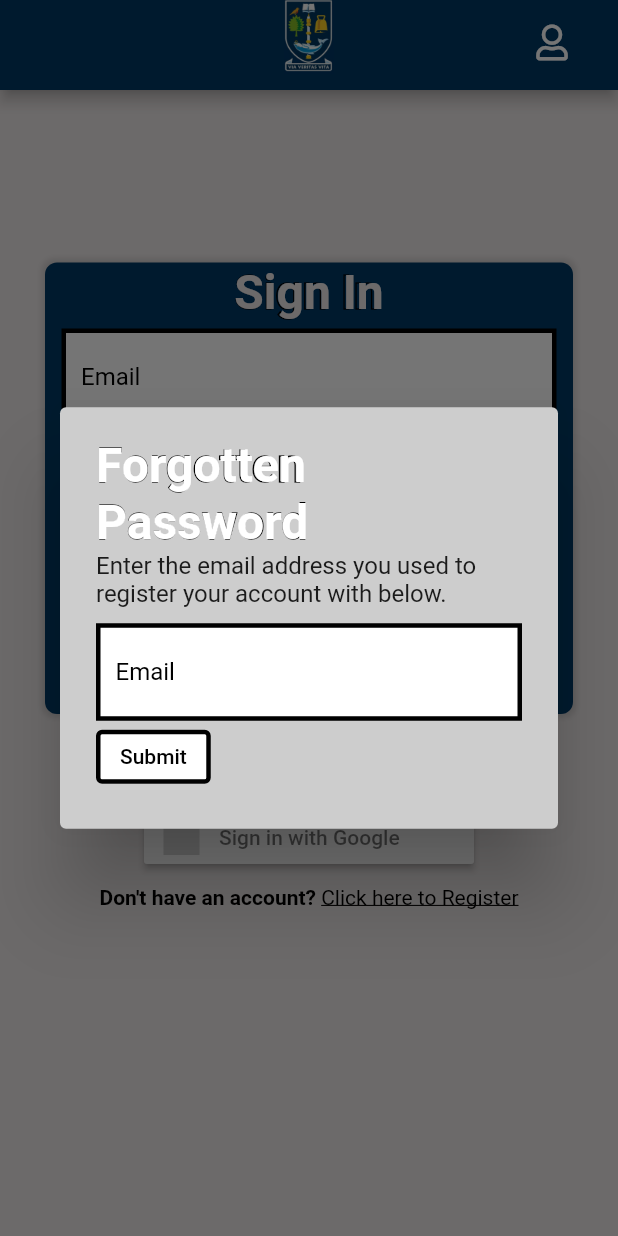
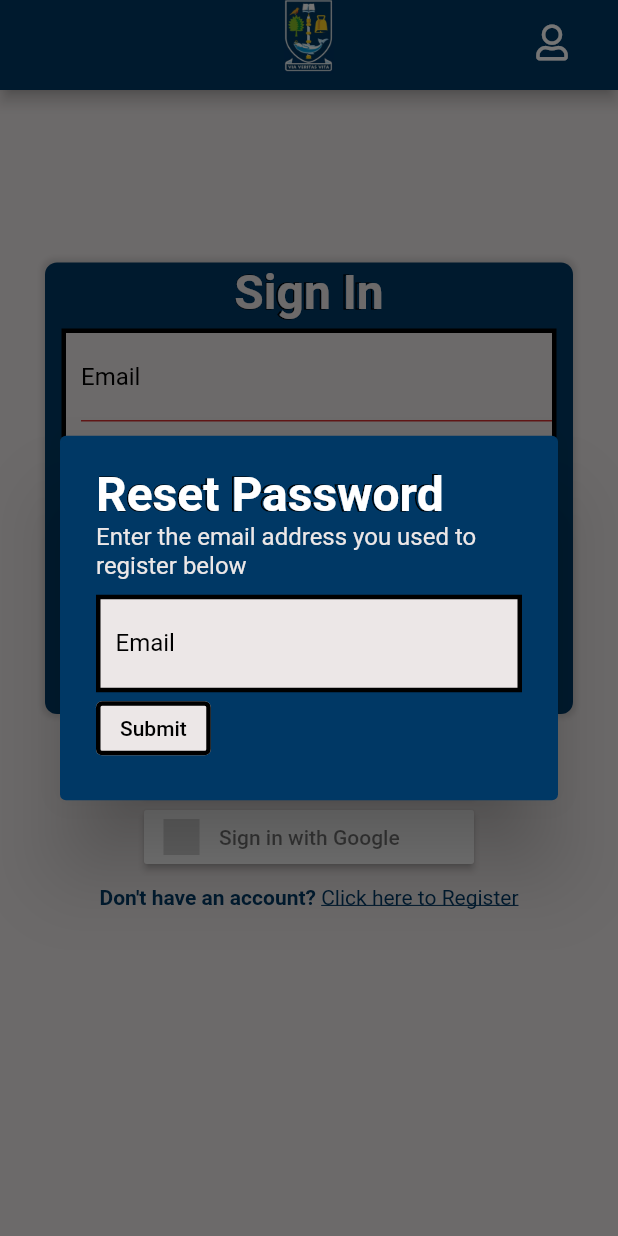
Before and after one commit to deccygpm/UofG-Prepare, a Flutter app: the screen it shows after launch, after a tap on "Sign In", after a tap on "Forgot Password", on a phone screen of 412 x 824 dp. Run offline on Flutter 3.47's test engine with Material 2 defaults, Android fonts, the phone set to English and light mode, and no system bars; our stand-ins replace email_validator, firebase_auth, firebase_core, flutter_signin_button, font_awesome_flutter, google_fonts and 2 more; accounts and stored records are empty; Roboto replaces fonts that are missing (Literata).

Commit message:
[#13] Rebuilt forgotten password UI

```diff
--- a/lib/login/forgot_password.dart
+++ b/lib/login/forgot_password.dart
@@ -3,6 +3,7 @@ import 'package:l2_transition/main.dart';
 import 'package:l2_transition/services/auth.dart';
 import 'package:l2_transition/services/validation.dart';
 import 'package:l2_transition/shared/shared.dart';
+import 'package:l2_transition/theme.dart';
 
 class ForgottenPasswordModal extends StatefulWidget {
   const ForgottenPasswordModal({super.key});
@@ -30,17 +31,19 @@ class _ForgottenPasswordModalState extends State<ForgottenPasswordModal> {
           mainAxisSize: MainAxisSize.min,
           children: [
             const Headline(
-              data: "Forgotten Password",
+              data: "Reset Password",
               color: Colors.white,
             ),
-            const Text(
-                "Enter the email address you used to register your account with below."),
+            Text(
+              "Enter the email address you used to register below",
+              style: TextStyle(color: themeGrey),
+            ),
             Flexible(
               child: Padding(
                 padding: const EdgeInsets.only(top: 10),
                 child: Container(
                   decoration: BoxDecoration(
-                      color: Colors.white,
+                      color: themeGrey,
                       border: Border.all(
                         color: Colors.black,
                         width: 3.0,
@@ -78,7 +81,7 @@ class _ForgottenPasswordModalState extends State<ForgottenPasswordModal> {
                 navigatorKey.currentState!.popUntil((route) => route.isFirst);
               },
               style: OutlinedButton.styleFrom(
-                backgroundColor: Colors.white,
+                backgroundColor: themeGrey,
                 side: const BorderSide(color: Colors.black, width: 3),
               ),
               child: const Text(
--- a/lib/login/login.dart
+++ b/lib/login/login.dart
@@ -68,7 +68,7 @@ class _LoginScreenState extends State<LoginScreen> {
                       ),
                       Container(
                         decoration: BoxDecoration(
-                            color: Colors.white,
+                            color: themeGrey,
                             border: Border.all(
                               color: Colors.black,
                               width: 3.0,
@@ -90,7 +90,7 @@ class _LoginScreenState extends State<LoginScreen> {
                         padding: const EdgeInsets.only(top: 10),
                         child: Container(
                           decoration: BoxDecoration(
-                              color: Colors.white,
+                              color: themeGrey,
                               border: Border.all(
                                 color: Colors.black,
                                 width: 3.0,
@@ -136,7 +136,7 @@ class _LoginScreenState extends State<LoginScreen> {
                                     .popUntil((route) => route.isFirst);
                               },
                               style: OutlinedButton.styleFrom(
-                                backgroundColor: Colors.white,
+                                backgroundColor: themeGrey,
                                 side: const BorderSide(
                                     color: Colors.black, width: 3),
                               ),
@@ -147,10 +147,10 @@ class _LoginScreenState extends State<LoginScreen> {
                             ),
                           ),
                           TextButton(
-                            child: const Text(
+                            child: Text(
                               'Forgot Password',
                               style: TextStyle(
-                                color: Colors.white,
+                                color: themeGrey,
                                 decoration: TextDecoration.underline,
                               ),
                             ),
@@ -158,9 +158,8 @@ class _LoginScreenState extends State<LoginScreen> {
                               showDialog(
                                   context: context,
                                   builder: (BuildContext context) {
-                                    return const AlertDialog(
-                                      backgroundColor:
-                                          Color.fromARGB(255, 205, 205, 205),
+                                    return AlertDialog(
+                                      backgroundColor: themeBlue,
                                       content: ForgottenPasswordModal(),
                                     );
                                   });
@@ -180,17 +179,17 @@ class _LoginScreenState extends State<LoginScreen> {
             child: RichText(
                 text: TextSpan(
                     text: "Don't have an account? ",
-                    style: const TextStyle(
-                        fontWeight: FontWeight.bold, color: Colors.black),
+                    style: TextStyle(
+                        fontWeight: FontWeight.bold, color: themeBlue),
                     children: [
                   TextSpan(
                     recognizer: TapGestureRecognizer()
                       ..onTap = widget.onClickedSignUp,
                     text: "Click here to Register",
-                    style: const TextStyle(
+                    style: TextStyle(
                       fontWeight: FontWeight.normal,
                       decoration: TextDecoration.underline,
-                      color: Colors.black,
+                      color: themeBlue,
                     ),
                   ),
                 ])),
```
Also changed, not shown: lib/login/login_buttons.dart (+6 -2 lines).
